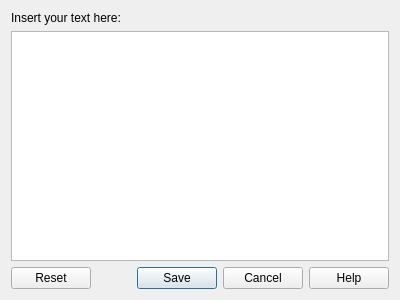
Qt form QDialogElement/QDialogButtonBoxDemo/infodialog.ui (eduardorasgado/RoadtoQt5) before a commit.
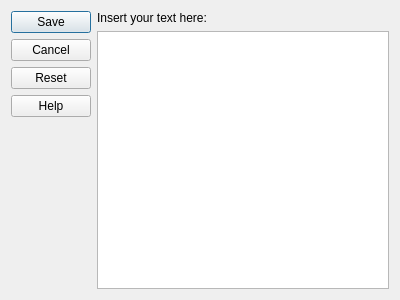
The same form after that commit.

```diff
--- a/QDialogElement/QDialogButtonBoxDemo/infodialog.ui
+++ b/QDialogElement/QDialogButtonBoxDemo/infodialog.ui
@@ -13,6 +13,18 @@
   <property name="windowTitle">
    <string>Dialog</string>
   </property>
+  <layout class="QHBoxLayout" name="horizontalLayout">
+   <item>
+    <widget class="QDialogButtonBox" name="buttonBox">
+     <property name="orientation">
+      <enum>Qt::Vertical</enum>
+     </property>
+     <property name="standardButtons">
+      <set>QDialogButtonBox::Cancel|QDialogButtonBox::Help|QDialogButtonBox::Reset|QDialogButtonBox::Save</set>
+     </property>
+    </widget>
+   </item>
+   <item>
   <layout class="QVBoxLayout" name="verticalLayout">
    <item>
     <widget class="QLabel" name="label">
@@ -24,12 +36,7 @@
    <item>
     <widget class="QTextEdit" name="textEdit"/>
    </item>
-   <item>
-    <widget class="QDialogButtonBox" name="buttonBox">
-     <property name="standardButtons">
-      <set>QDialogButtonBox::Cancel|QDialogButtonBox::Help|QDialogButtonBox::Reset|QDialogButtonBox::Save</set>
-     </property>
-    </widget>
+    </layout>
    </item>
   </layout>
  </widget>
```
Lines whose indentation alone changed are shown as unchanged.
